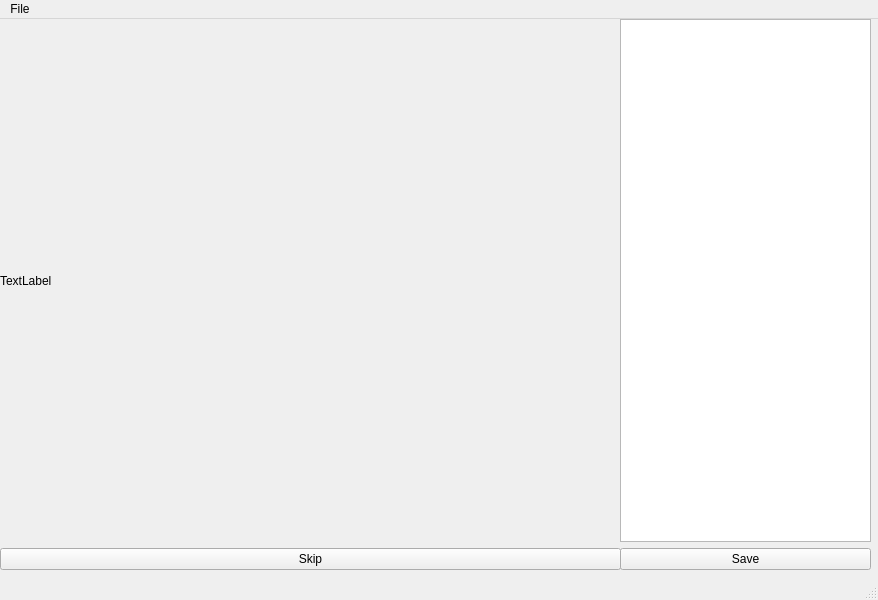
This is src/DatasetBuilder/MainWindow.ui in PlathC/VitalRecordAnalyser as Qt 5 draws it before an edit. The edited form follows.
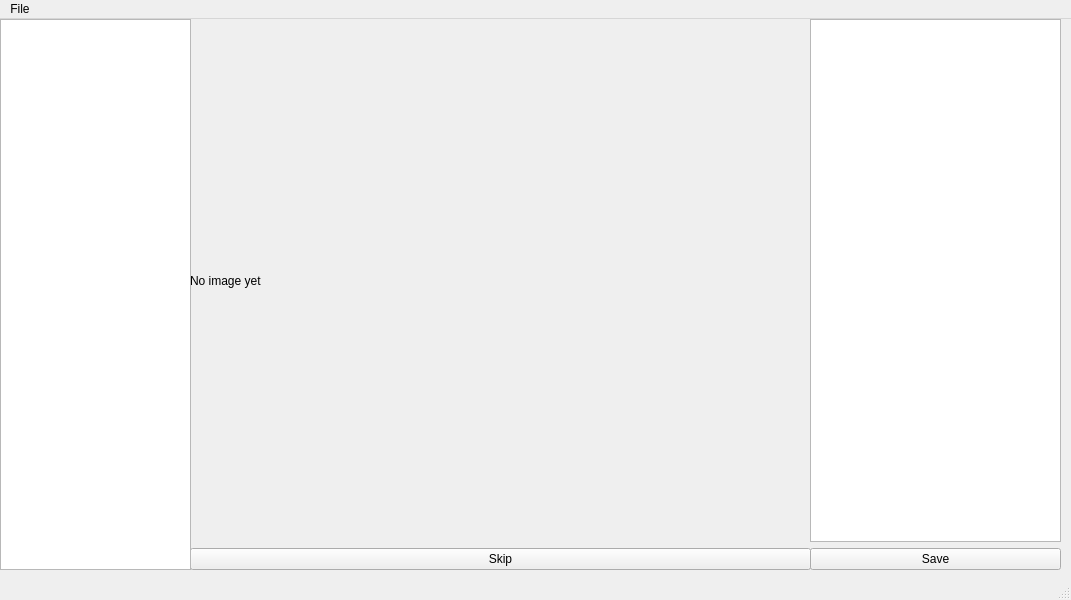
This is the edited form.

Commit message: Add image management and display system.

```diff
--- a/src/DatasetBuilder/MainWindow.ui
+++ b/src/DatasetBuilder/MainWindow.ui
@@ -6,7 +6,7 @@
    <rect>
     <x>0</x>
     <y>0</y>
-    <width>878</width>
+    <width>1071</width>
     <height>600</height>
    </rect>
   </property>
@@ -17,7 +17,7 @@
    <widget class="QWidget" name="gridLayoutWidget">
     <property name="geometry">
      <rect>
-      <x>0</x>
+      <x>190</x>
       <y>0</y>
       <width>621</width>
       <height>551</height>
@@ -34,7 +34,7 @@
      <item row="1" column="0">
       <widget class="QLabel" name="m_lblImg">
        <property name="text">
-        <string>TextLabel</string>
+        <string>No image yet</string>
        </property>
       </widget>
      </item>
@@ -43,7 +43,7 @@
    <widget class="QWidget" name="gridLayoutWidget_2">
     <property name="geometry">
      <rect>
-      <x>620</x>
+      <x>810</x>
       <y>0</y>
       <width>251</width>
       <height>551</height>
@@ -62,13 +62,28 @@
      </item>
     </layout>
    </widget>
+   <widget class="QWidget" name="verticalLayoutWidget">
+    <property name="geometry">
+     <rect>
+      <x>0</x>
+      <y>0</y>
+      <width>191</width>
+      <height>551</height>
+     </rect>
+    </property>
+    <layout class="QVBoxLayout" name="verticalLayout">
+     <item>
+      <widget class="QListWidget" name="listWidget"/>
+     </item>
+    </layout>
+   </widget>
   </widget>
   <widget class="QMenuBar" name="menubar">
    <property name="geometry">
     <rect>
      <x>0</x>
      <y>0</y>
-     <width>878</width>
+     <width>1071</width>
      <height>21</height>
     </rect>
    </property>
```
Left out of the diff: 6 changed lines with no effect on the pictures. The commit also changes 9 other files.
